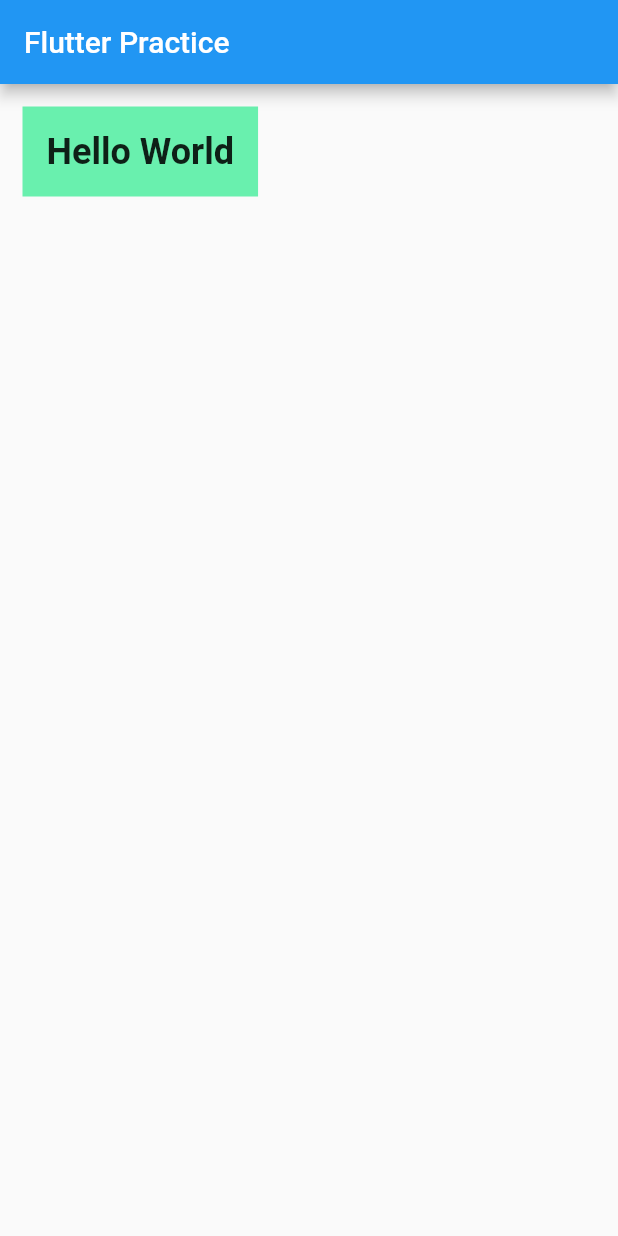
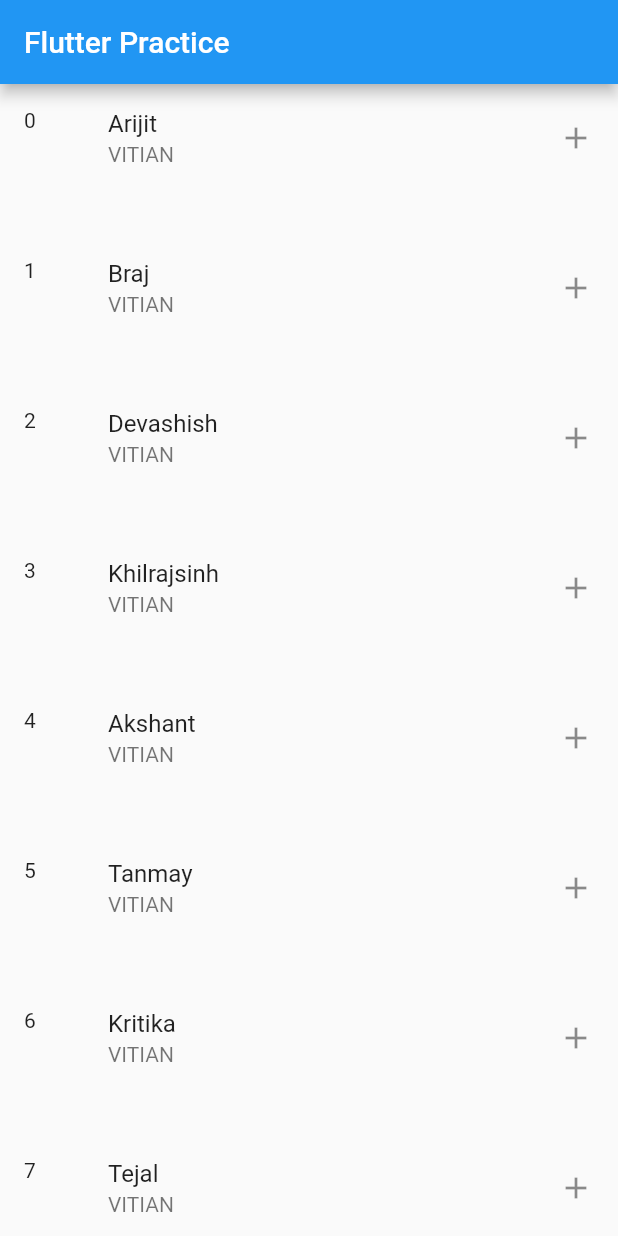
Before and after one commit to Arijit2003/Flutter-Practice, a Flutter app: the screen it shows after launch, on a phone screen of 412 x 824 dp. Run offline on Flutter 3.47's test engine with Material 2 defaults, Android fonts, the phone set to English and light mode, and no system bars; our stand-ins replace fluttertoast; project files that could hold a hidden picture were left out.

Commit message:
ListTile

```diff
--- a/lib/main.dart
+++ b/lib/main.dart
@@ -1,4 +1,5 @@
 //import 'dart:ffi';
+
 import 'dart:io';
 import 'package:fluttertoast/fluttertoast.dart';
 
@@ -46,7 +47,7 @@ class MyHomePage extends StatefulWidget {
 class _MyHomePageState extends State<MyHomePage> {
 
 
-
+  var namesArr = ["Arijit","Braj","Devashish","Khilrajsinh","Akshant","Tanmay","Kritika","Tejal"];
 
   @override
   Widget build(BuildContext context) {
@@ -56,14 +57,18 @@ class _MyHomePageState extends State<MyHomePage> {
 
         title: Text(widget.title),
       ),
-      body:
-           Container(
-             color: Colors.greenAccent,
-             margin: const EdgeInsets.all(15),
-             padding: const EdgeInsets.all(16),
-             child: const Text("Hello World",style: TextStyle(fontSize: 24,fontWeight: FontWeight.bold),),
-          )
+      body: ListView.builder(itemBuilder: (context,index){
+         return  ListTile(
+           leading: Text("$index"),
+           title: Text(namesArr[index]),
+           subtitle: const Text("VITIAN"),
+           trailing: const Icon(Icons.add),
+         );
+      },
+        itemCount: namesArr.length,
+        itemExtent: 100 ,
 
+      )
 
 
     );
```
